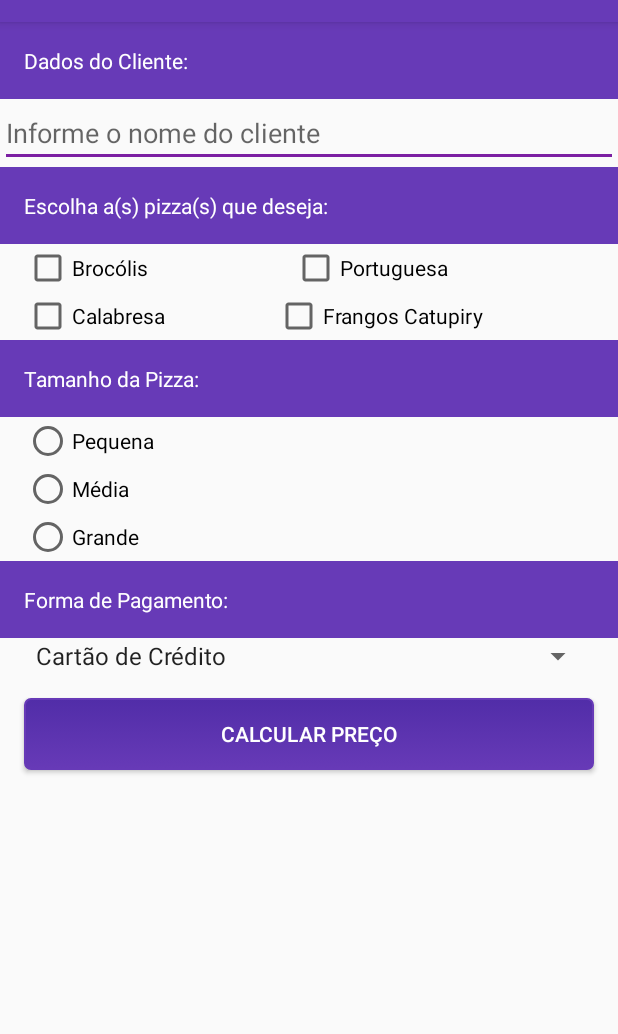
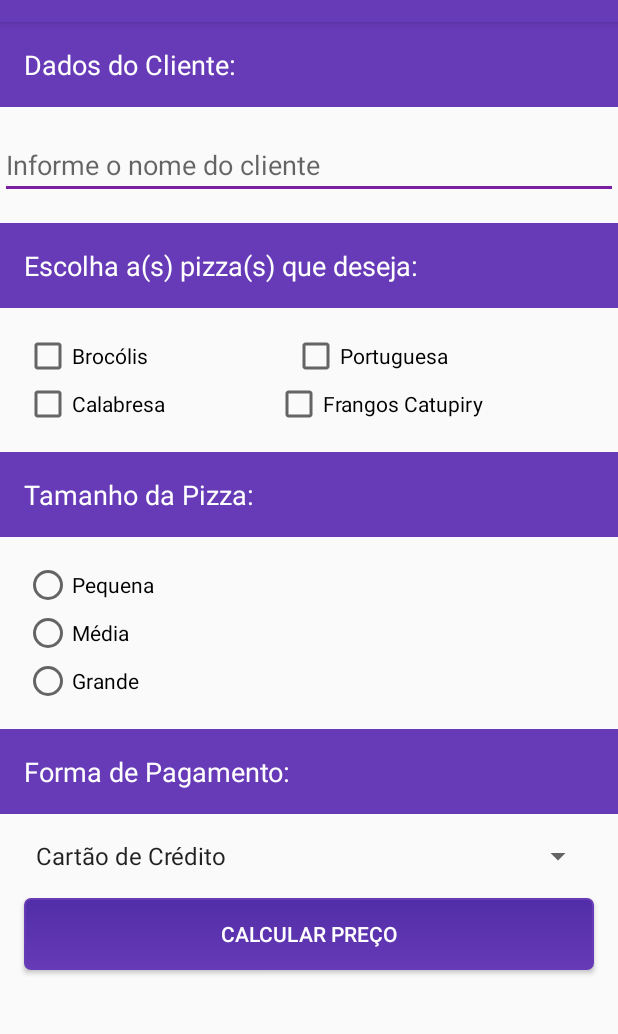
Before and after one commit to BruBertolini/PizzShow_Android, an Android app: the screen it shows after launch (MainActivity), on a phone screen of 412 x 824 dp, the part 62-1096 px from its top. Run offline under Robolectric (Android 15) with nearby library versions, the phone set to English and light mode, and no system bars.

Commit message:
Alterações no layout

```diff
--- a/app/src/main/res/layout/activity_main.xml
+++ b/app/src/main/res/layout/activity_main.xml
@@ -16,6 +16,7 @@
 
         <TextView
             style="@style/label_titulo"
+            android:layout_marginTop="0dp"
             android:text="@string/label_dado_cliente" />
 
         <EditText
--- a/app/src/main/res/values/styles.xml
+++ b/app/src/main/res/values/styles.xml
@@ -23,8 +23,11 @@
         <item name="android:layout_height">wrap_content</item>
         <item name="android:layout_width">match_parent</item>
         <item name="android:padding">16dp</item>
+        <item name="android:textSize">18sp</item>
         <item name="android:background">@color/colorPrimary</item>
         <item name="android:textColor">@color/white</item>
+        <item name="android:layout_marginTop">16dp</item>
+        <item name="android:layout_marginBottom">16dp</item>
     </style>
 
     <style name="margens_laterais_mw" parent="match_wrap">
```
